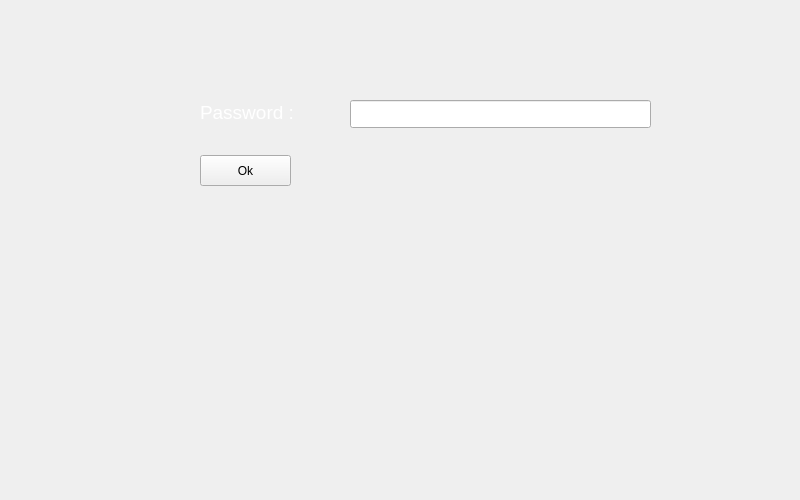
Old version of the form frametllogin.ui in the repository mohsencyber/gardinaUI.
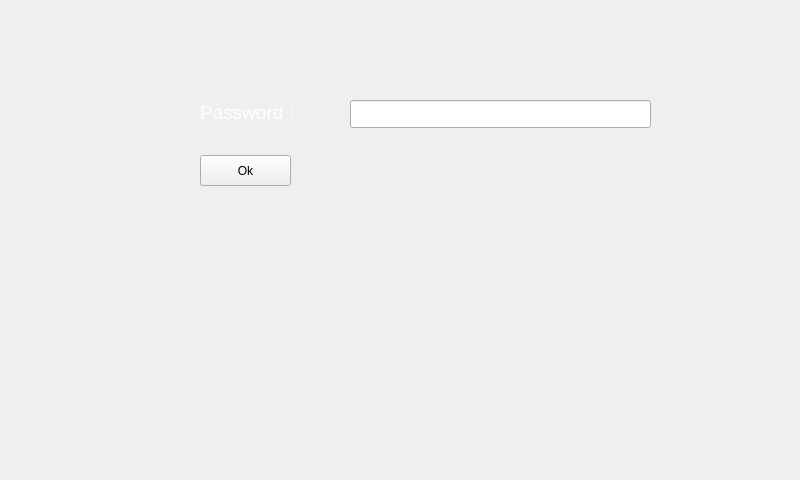
New version of the form.

What changed in the file:
```diff
--- a/frametllogin.ui
+++ b/frametllogin.ui
@@ -7,7 +7,7 @@
     <x>0</x>
     <y>0</y>
     <width>800</width>
-    <height>500</height>
+    <height>480</height>
    </rect>
   </property>
   <property name="windowTitle">
```
